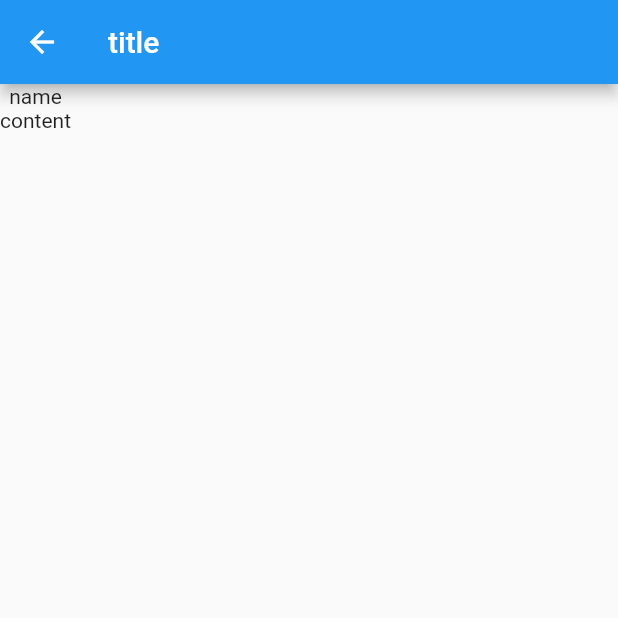
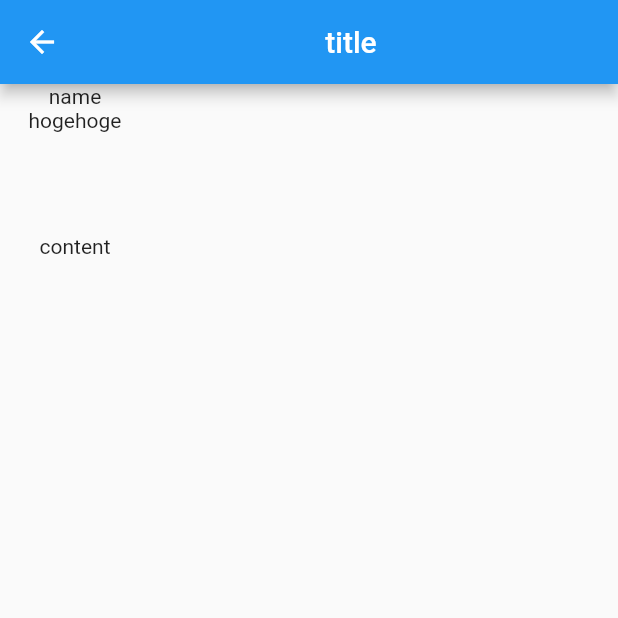
Before and after one commit to sniper-fly/comfortable_diary, a Flutter app: the screen it shows after launch, after a tap on "title", on a phone screen of 412 x 824 dp, the top half of it. Run offline on Flutter 3.47's test engine with Material 2 defaults, Android fonts, the phone set to English and light mode, and no system bars.

Commit message:
詳細画面と作成画面のレイアウト変更 現在時刻の取得

```diff
--- a/lib/diary_detail.dart
+++ b/lib/diary_detail.dart
@@ -9,13 +9,37 @@ class DiaryDetail extends StatelessWidget {
   @override
   Widget build(BuildContext context) {
     return Scaffold(
-      appBar: AppBar(title: Text(diary.title)),
+      appBar: AppBar(
+          title: Center(child: Text(diary.title))
+      ),
       body: Column(
         children: <Widget>[
-          Text(diary.name),
+          Container(
+              width: 100.0,
+              height: 100.0,
+              child: Column(
+                children: <Widget>[
+                  Text(diary.name),
+                  Text("hogehoge")
+                ],
+              )
+          ),
           Text(diary.content),
         ],
       )
+
+//      Container(
+//        width: 300.0,
+//        height: 400.0,
+//        padding: EdgeInsets.all(30),
+//        child: Column(
+//          children: <Widget>[
+//            Text(diary.name),
+//            Text(diary.content),
+//          ],
+//        ),
+//      )
+
     );
   }
 }
--- a/lib/main.dart
+++ b/lib/main.dart
@@ -39,7 +39,6 @@ class MyHomePage extends StatefulWidget {
 }
 
 class _MyHomePageState extends State<MyHomePage> {
-  //List<String> texts = ["apple", "banana", "c", "d", "efg"];
   List<Diary> diaries = [
     Diary("name", "title", "content"),
   ];
@@ -48,7 +47,7 @@ class _MyHomePageState extends State<MyHomePage> {
   Widget build(BuildContext context) {
     return Scaffold(
       appBar: AppBar(
-        title: Text("hello wolrd!!!!"),
+        title: Text("comfortable diary"),
       ),
       body: Center(
         child: ListView.builder(
@@ -70,10 +69,12 @@ class _MyHomePageState extends State<MyHomePage> {
       floatingActionButton: FloatingActionButton(
         child: Icon(Icons.add),
         onPressed: () {
+          //画面遷移の一連コマンド、return の値を遷移したいページにしていすればおｋ
           Navigator.of(context).push(
             MaterialPageRoute(
               builder: (context) {
                 return CreateEntry();
+                //画面遷移ここまで
               },
             ),
           );
--- a/pubspec.yaml
+++ b/pubspec.yaml
@@ -19,6 +19,7 @@ environment:
 dependencies:
   flutter:
     sdk: flutter
+  intl: ^0.16.1
 
   # The following adds the Cupertino Icons font to your application.
   # Use with the CupertinoIcons class for iOS style icons.
```
Also changed, not shown: lib/create_entry.dart (+18 -6 lines), pubspec.lock.
